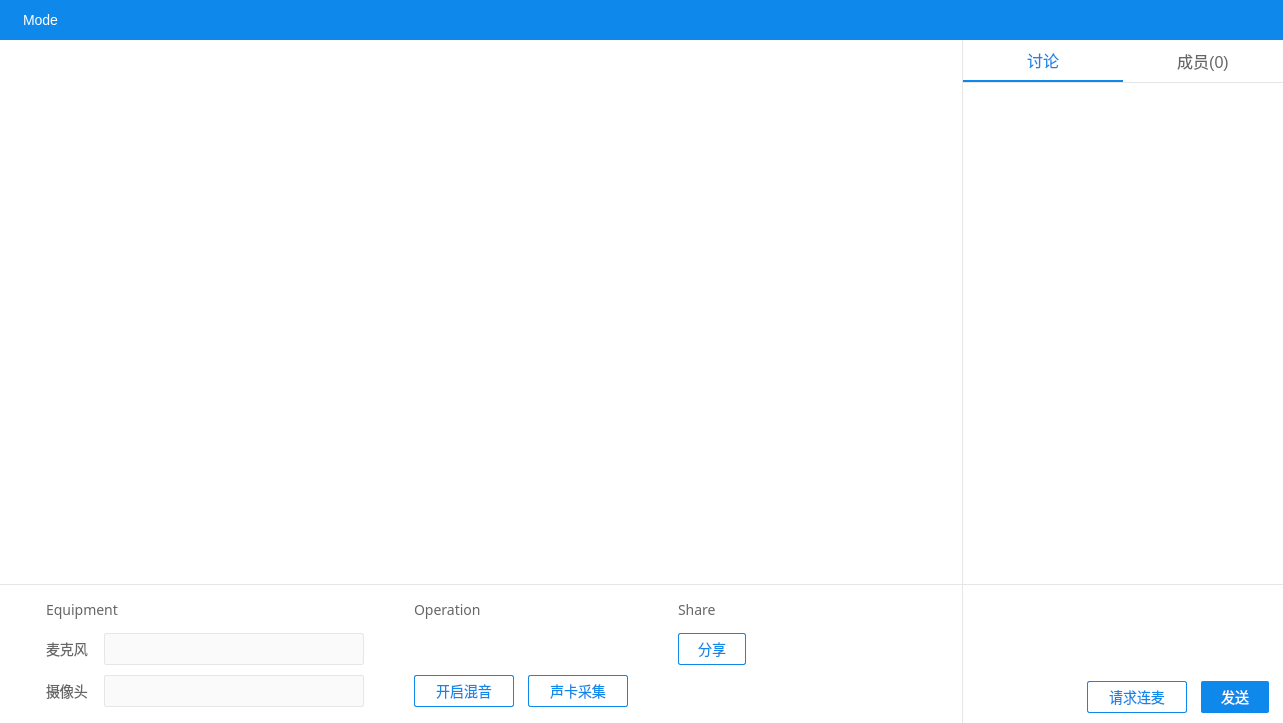
Old version of the form windows/LiveDemo5/ZegoLiveDemo/ZegoLiveRoomDialog.ui in the repository 1815368076/ZegoLiveDemo5Rtp.
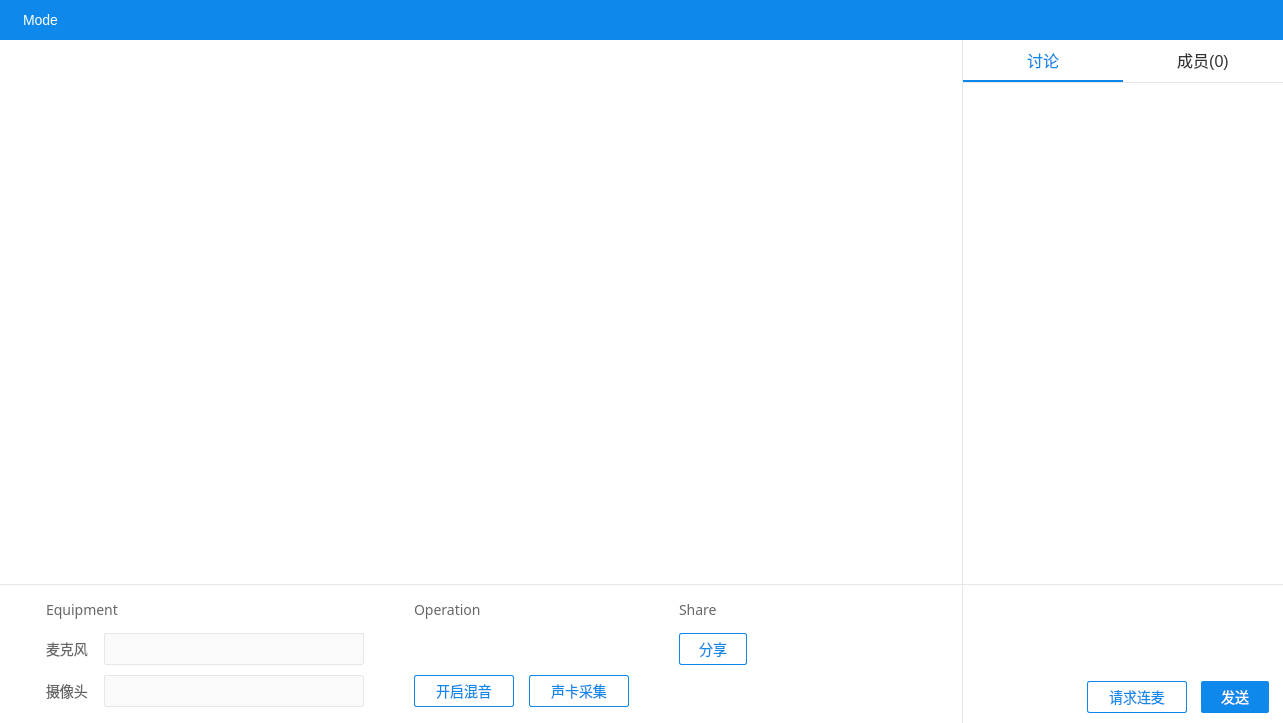
New version of the form. Icons and pictures are not drawn. Custom widgets are drawn as their Qt base class.

Commit message: Update LiveDemo5, Version: 170919_182224_master-0-g1f81e63_bn63_Demo5UDP3

Patch:
```diff
--- a/windows/LiveDemo5/ZegoLiveDemo/ZegoLiveRoomDialog.ui
+++ b/windows/LiveDemo5/ZegoLiveDemo/ZegoLiveRoomDialog.ui
@@ -364,28 +364,32 @@
         <item>
          <widget class="QTabWidget" name="m_tabCommonAndUserList">
           <property name="styleSheet">
-           <string notr="true">
-QTabWidget::pane{
-    border: none;
- }
+           <string notr="true">QTabWidget::pane{
+	border: none;
+}
 
- QTabBar::tab:!selected{
-     width: 160px;
-	 height: 40px;
-	 font-family: 微软雅黑;
-     font-size: 16px;
-	 color: #666666;
-	 background-color: #ffffff;
- }
+QTabWidget::tab-bar{
+    left: 0px;
+}
 
- QTabBar::tab:selected{
-     width: 160px;
-	 height: 40px;
-	 font-family: 微软雅黑;
-     font-size: 16px;
-	 color: #0e88eb;
-	 background-color: #ffffff;
- }</string>
+QTabBar::tab{
+    width: 160px;
+    height: 40px;
+    margin: 0 0 0 0;
+	font-family: 微软雅黑;
+	font-size: 16px;
+	color: #333333;
+	background-color: #ffffff;
+}
+
+QTabBar::tab:selected{
+	width: 160px;
+	height: 40px;
+	font-family: 微软雅黑;
+	font-size: 16px;
+	color: #0e88eb;
+	background-color: #ffffff;
+}</string>
           </property>
           <property name="currentIndex">
            <number>0</number>
@@ -723,7 +727,7 @@
              <enum>Qt::Horizontal</enum>
             </property>
             <property name="sizeType">
-             <enum>QSizePolicy::Fixed</enum>
+             <enum>QSizePolicy::Maximum</enum>
             </property>
             <property name="sizeHint" stdset="0">
              <size>
@@ -1061,7 +1065,7 @@
              <enum>Qt::Horizontal</enum>
             </property>
             <property name="sizeType">
-             <enum>QSizePolicy::Fixed</enum>
+             <enum>QSizePolicy::Maximum</enum>
             </property>
             <property name="sizeHint" stdset="0">
              <size>
@@ -1361,7 +1365,7 @@
                  <enum>Qt::Horizontal</enum>
                 </property>
                 <property name="sizeType">
-                 <enum>QSizePolicy::Minimum</enum>
+                 <enum>QSizePolicy::MinimumExpanding</enum>
                 </property>
                 <property name="sizeHint" stdset="0">
                  <size>
@@ -1439,7 +1443,7 @@
              <enum>Qt::Horizontal</enum>
             </property>
             <property name="sizeType">
-             <enum>QSizePolicy::Fixed</enum>
+             <enum>QSizePolicy::Maximum</enum>
             </property>
             <property name="sizeHint" stdset="0">
              <size>
```
The commit also changes 42 other files.
